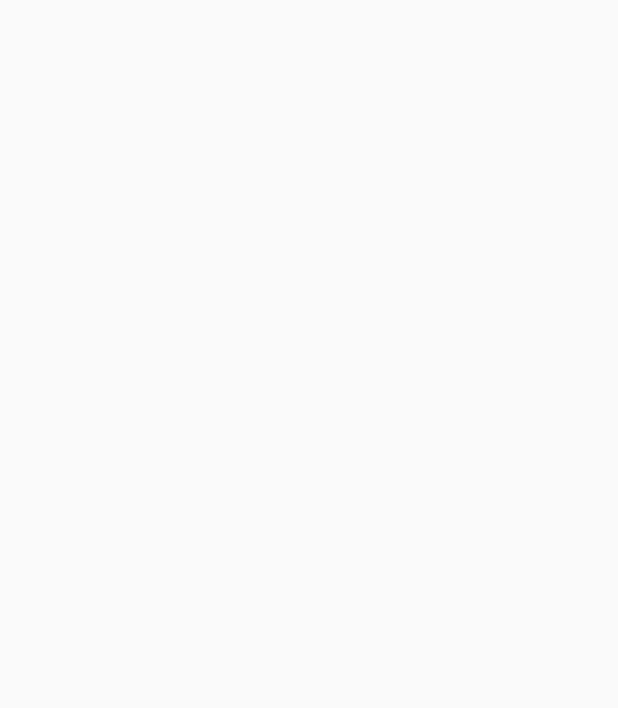
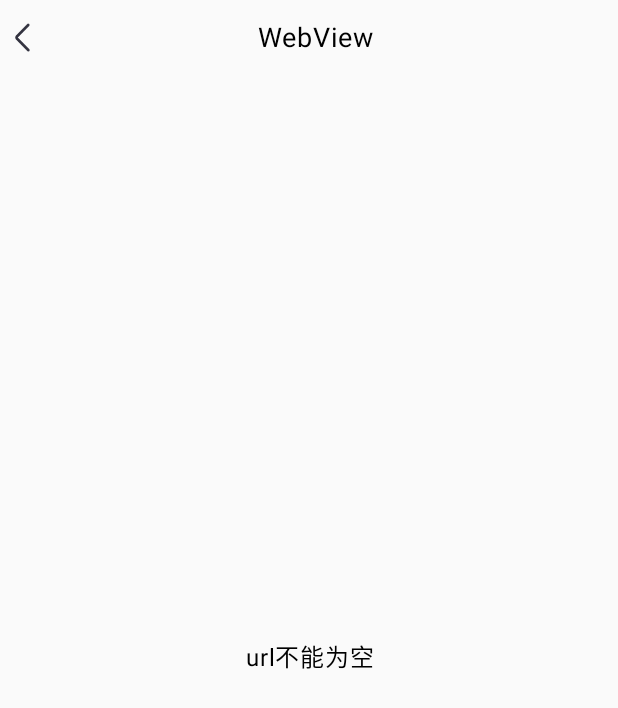
Before and after one commit to liyaan/mvi, an Android app built with Jetpack Compose: the WebViewActivity screen opened directly, with no data from a screen before it, on a phone screen of 412 x 824 dp. Before the commit the part shown is empty. Shown: the top 708 px of the screen. Run offline under Robolectric (Android 15) with nearby library versions, the phone set to English and light mode, and no system bars.

```diff
--- a/app/src/main/AndroidManifest.xml
+++ b/app/src/main/AndroidManifest.xml
@@ -33,6 +33,7 @@
         <activity android:name=".TabRowActivity"></activity>
         <activity android:name=".AnimatingActivity"></activity>
         <activity android:name=".EventsActivity"></activity>
+        <activity android:name=".OneActivity"></activity>
     </application>
 
 </manifest>
--- a/app/src/main/java/com/liyaan/mycompose/WebViewActivity.kt
+++ b/app/src/main/java/com/liyaan/mycompose/WebViewActivity.kt
@@ -3,9 +3,18 @@ package com.liyaan.mycompose
 import android.os.Bundle
 import androidx.activity.ComponentActivity
 import androidx.activity.compose.setContent
+import androidx.compose.foundation.clickable
+import androidx.compose.foundation.layout.Arrangement
+import androidx.compose.foundation.layout.Box
+import androidx.compose.foundation.layout.Column
 import androidx.compose.foundation.layout.Row
+import androidx.compose.foundation.layout.fillMaxSize
+import androidx.compose.material3.Text
 import androidx.compose.runtime.Composable
+import androidx.compose.ui.Alignment
+import androidx.compose.ui.Modifier
 import androidx.compose.ui.graphics.Color
+import androidx.compose.ui.text.style.TextAlign
 import androidx.navigation.NavController
 import com.liyaan.mycompose.ui.theme.MyComposeTheme
 import com.liyaan.mycompose.view.TitleComposable
@@ -16,11 +25,15 @@ class WebViewActivity: ComponentActivity() {
 
     override fun onCreate(savedInstanceState: Bundle?) {
         super.onCreate(savedInstanceState)
-        val url: String? = intent.getStringExtra("str_url");
+        val url: String? = intent.getStringExtra("str_url")
         setContent {
             MyComposeTheme {
                 if (url != null) {
                     GotoWebView(url){
+                        finish()
+                    }
+                }else{
+                    UriIsNull(){
                         finish()
                     }
                 }
@@ -48,3 +61,21 @@ fun GotoWebView( url:String,back:()->Unit){
         )
     }
 }
+@Composable
+fun UriIsNull(back:()->Unit){
+    Column(
+        horizontalAlignment = Alignment.CenterHorizontally
+    ) {
+        TitleComposable(
+            title = "WebView", isLeftVisible = true, isRightVisible = false,back={
+                back()
+            }
+        )
+        Box(modifier = Modifier.fillMaxSize(), contentAlignment = Alignment.Center){
+            Text(
+                text = "url不能为空",
+                textAlign = TextAlign.Center,
+                modifier = Modifier.clickable { back() })
+        }
+    }
+}
--- a/app/src/main/java/com/liyaan/mycompose/home/OneCenter.kt
+++ b/app/src/main/java/com/liyaan/mycompose/home/OneCenter.kt
@@ -25,6 +25,7 @@ import androidx.compose.ui.unit.dp
 import androidx.compose.ui.unit.sp
 import com.liyaan.mycompose.AnimatingActivity
 import com.liyaan.mycompose.EventsActivity
+import com.liyaan.mycompose.OneActivity
 import com.liyaan.mycompose.R
 import com.liyaan.mycompose.TabRowActivity
 import com.liyaan.mycompose.ui.theme.BG
@@ -47,6 +48,10 @@ fun OneCenter(context: Context){
         }
         itemView("触点事件", right = true){
             val intent = Intent(context,EventsActivity::class.java)
+            context.startActivity(intent)
+        }
+        itemView("自定义布局", right = true){
+            val intent = Intent(context, OneActivity::class.java)
             context.startActivity(intent)
         }
     }
```
Also changed, not shown: app/src/main/java/com/liyaan/mycompose/OneActivity.kt (added, +62 -0 lines), app/src/main/java/com/liyaan/mycompose/one/MyOwnColumn.kt (added, +77 -0 lines).
